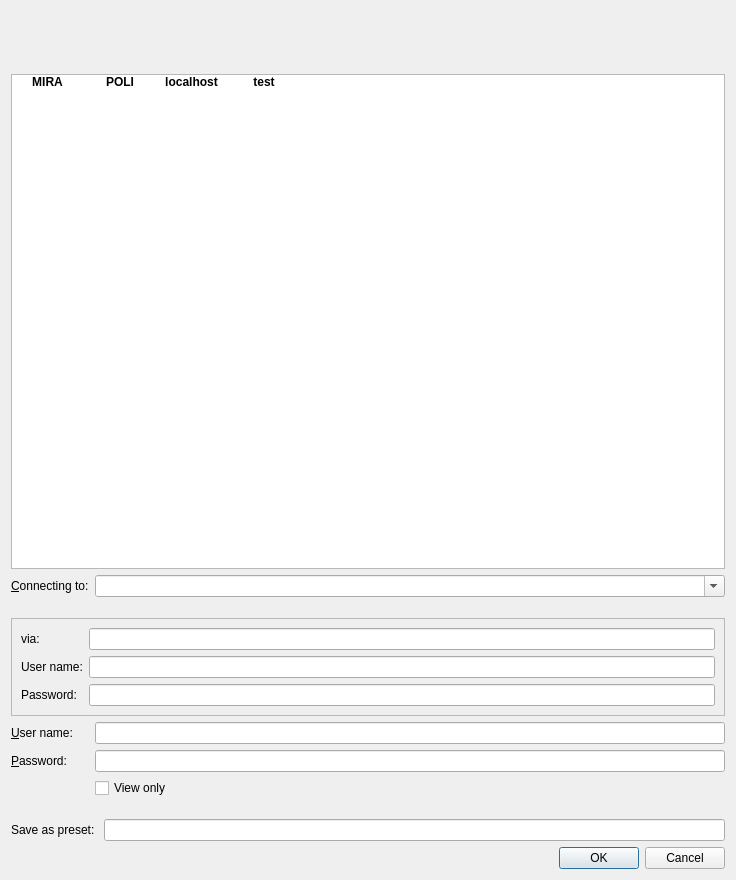
Before: the Qt Designer form nicos/clients/gui/dialogs/auth.ui in mlz-ictrl/nicos, drawn with Qt 5.
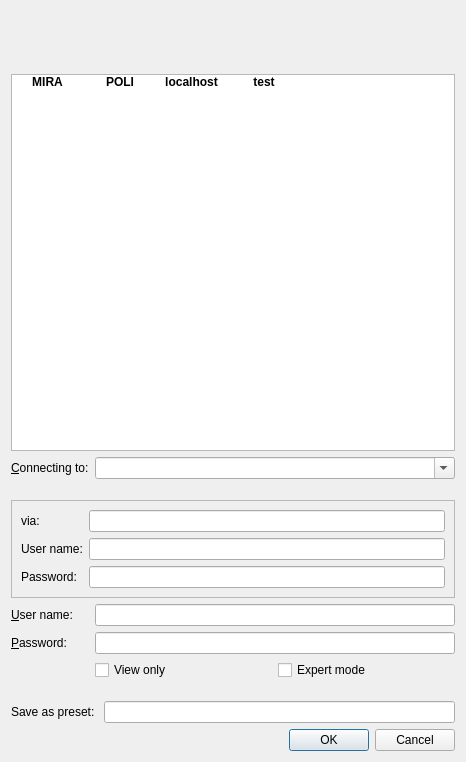
After: the same form once the commit is applied. Icons and pictures are not drawn.

Commit message:
GUI: Add expert mode to user account information
Fixes: #4388

Patch:
```diff
--- a/nicos/clients/gui/dialogs/auth.ui
+++ b/nicos/clients/gui/dialogs/auth.ui
@@ -6,8 +6,8 @@
    <rect>
     <x>0</x>
     <y>0</y>
-    <width>736</width>
-    <height>880</height>
+    <width>466</width>
+    <height>762</height>
    </rect>
   </property>
   <property name="windowTitle">
@@ -350,12 +350,23 @@
     </spacer>
    </item>
    <item row="9" column="1">
+    <layout class="QHBoxLayout" name="horizontalLayout">
+     <item>
     <widget class="QCheckBox" name="viewonly">
      <property name="text">
       <string>View only</string>
      </property>
     </widget>
    </item>
+     <item>
+      <widget class="QCheckBox" name="expertmode">
+       <property name="text">
+        <string>Expert mode</string>
+       </property>
+      </widget>
+     </item>
+    </layout>
+   </item>
    <item row="11" column="0" colspan="2">
     <widget class="QFrame" name="presetFrame">
      <property name="frameShape">
```
Left out of the diff: 5 changed lines with no effect on the pictures. Lines whose indentation alone changed are shown as unchanged. The commit also changes 5 other files.
